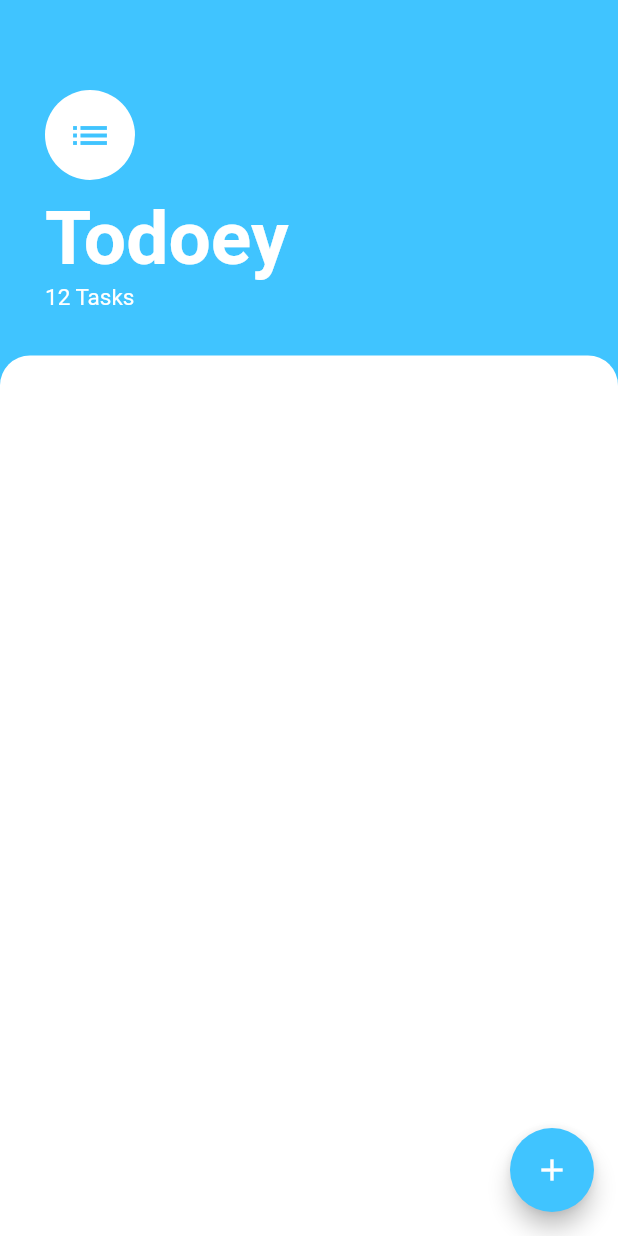
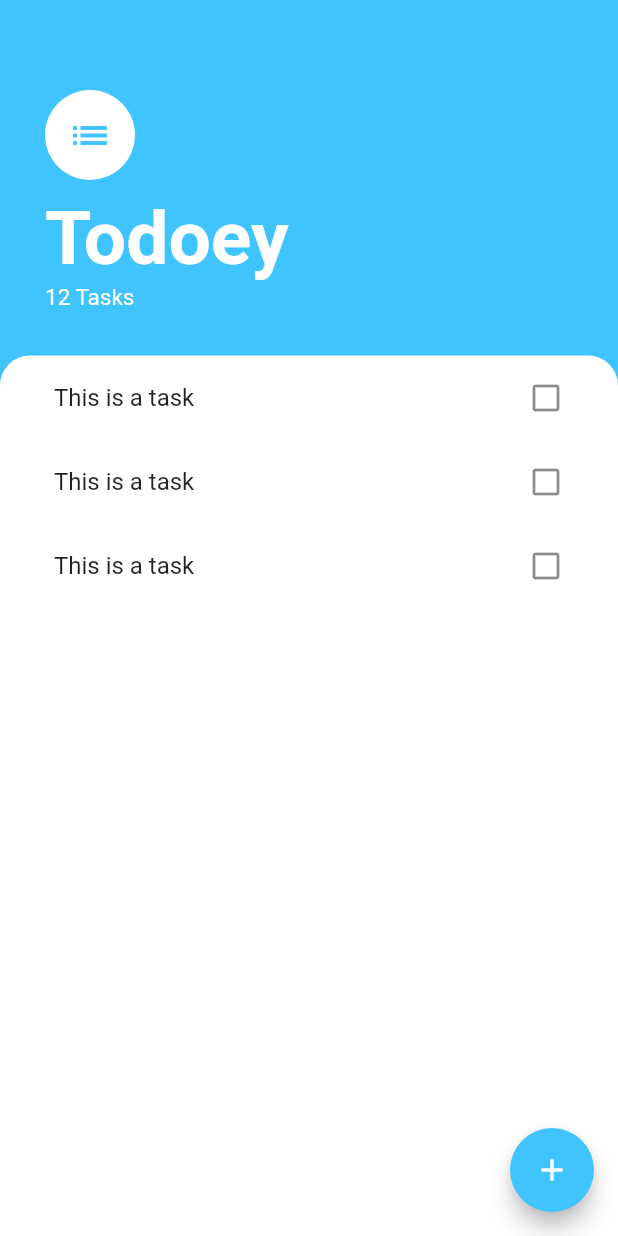
Before and after one commit to DoubleBridges/flutter_todo, a Flutter app: the screen it shows after launch, on a phone screen of 412 x 824 dp. Run offline on Flutter 3.47's test engine with Material 2 defaults, Android fonts, the phone set to English and light mode, and no system bars.

Commit message:
main screen laid out, modal bottm sheet added with text field and button

```diff
--- a/lib/main.dart
+++ b/lib/main.dart
@@ -1,4 +1,3 @@
-import 'package:flutter/material.dart';
 import 'package:flutter/material.dart';
 
 import 'package:flutter_todo/screens/tasks_screens.dart';
--- /dev/null
+++ b/lib/widgets/task_tile.dart
@@ -0,0 +1,11 @@
+import 'package:flutter/material.dart';
+
+class TaskTile extends StatelessWidget {
+  @override
+  Widget build(BuildContext context) {
+    return ListTile(
+      title: Text('This is a task'),
+      trailing: Icon(Icons.check_box_outline_blank),
+    );
+  }
+}
--- /dev/null
+++ b/lib/widgets/tasks_list.dart
@@ -0,0 +1,15 @@
+import 'package:flutter/material.dart';
+import 'package:flutter_todo/widgets/task_tile.dart';
+
+class TasksList extends StatelessWidget {
+  @override
+  Widget build(BuildContext context) {
+    return ListView(
+      children: [
+        TaskTile(),
+        TaskTile(),
+        TaskTile(),
+      ],
+    );
+  }
+}
```
Also changed, not shown: lib/screens/add_task_screen.dart (added, +57 -0 lines), lib/screens/tasks_screens.dart (+17 -0 lines).
